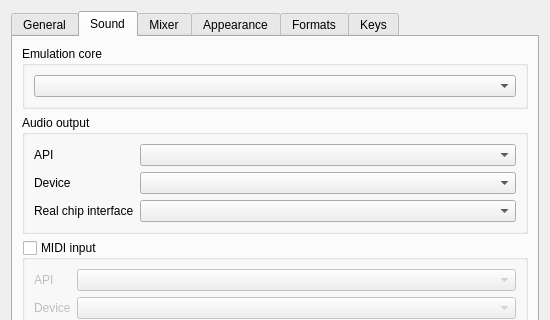
The window that BambooTracker/gui/configuration_dialog.ui (BambooTracker/BambooTracker) describes before a commit, drawn with Qt 5; both pictures show x 0 to 550 and y 0 to 320 of the 550 by 483 pixel window.
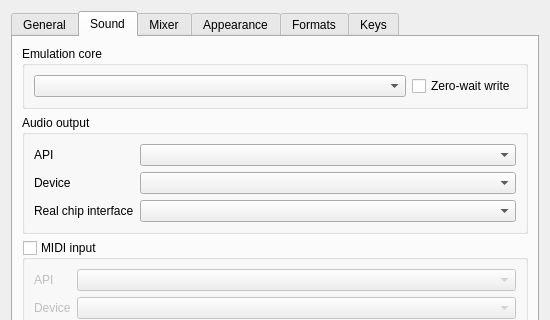
The same window after the commit. The open tabs and pages were chosen to show the change. Custom widgets are drawn as their Qt base class.

Commit message: Add wait-write mode

The edit to the form file:
```diff
--- a/BambooTracker/gui/configuration_dialog.ui
+++ b/BambooTracker/gui/configuration_dialog.ui
@@ -448,9 +448,23 @@
          <property name="title">
           <string>Emulation core</string>
          </property>
-         <layout class="QVBoxLayout" name="verticalLayout_3">
+         <layout class="QHBoxLayout" name="horizontalLayout_4">
           <item>
-           <widget class="QComboBox" name="emulatorComboBox"/>
+           <widget class="QComboBox" name="emulatorComboBox">
+            <property name="sizePolicy">
+             <sizepolicy hsizetype="Expanding" vsizetype="Fixed">
+              <horstretch>0</horstretch>
+              <verstretch>0</verstretch>
+             </sizepolicy>
+            </property>
+           </widget>
+          </item>
+          <item>
+           <widget class="QCheckBox" name="zeroWaitWriteCheckBox">
+            <property name="text">
+             <string>Zero-wait write</string>
+            </property>
+           </widget>
           </item>
          </layout>
         </widget>
```
Left out of the diff: 2 changed lines with no effect on the pictures. The commit also changes 11 other files.
